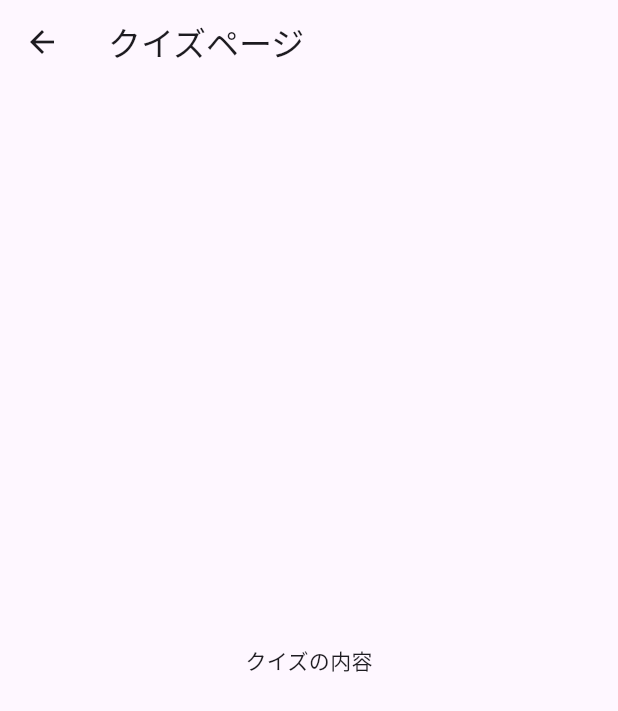
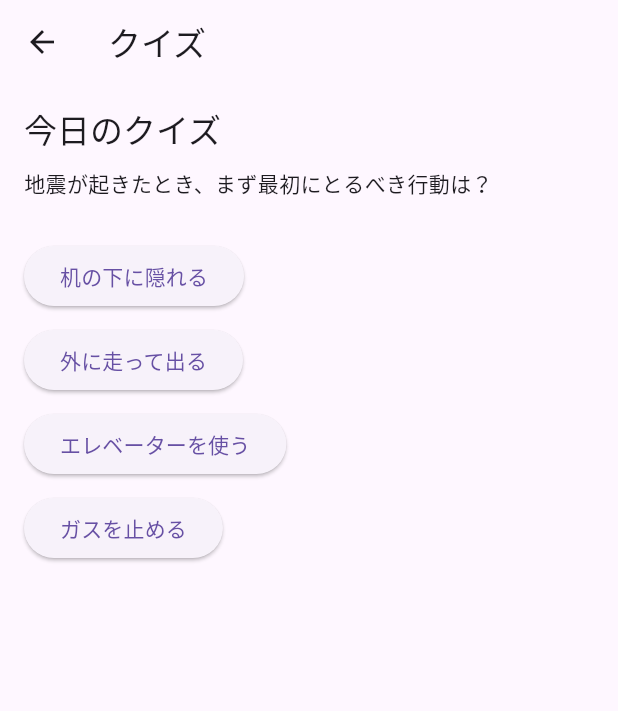
Before and after one commit to chisato410/my_web_app, a Flutter app: the QuizPage screen opened directly, on a phone screen of 412 x 824 dp. Shown: the top 711 px of the screen. Run offline on Flutter 3.47's test engine with Material 3 defaults, Android fonts, the phone set to English and light mode, and no system bars; our stand-ins replace firebase_auth, firebase_core; accounts and stored records are empty.

Commit message:
クイズページを作成

```diff
--- a/lib/pages/disaster/quiz/quiz_page.dart
+++ b/lib/pages/disaster/quiz/quiz_page.dart
@@ -1,13 +1,121 @@
 import 'package:flutter/material.dart';
 
-class QuizPage extends StatelessWidget {
+class QuizPage extends StatefulWidget {
   const QuizPage({super.key});
+
+  @override
+  State<QuizPage> createState() => _QuizPageState();
+}
+
+class _QuizPageState extends State<QuizPage> {
+  String _state = 'quiz';
+  final question = "地震が起きたとき、まず最初にとるべき行動は？";
+  final options = ["机の下に隠れる", "外に走って出る", "エレベーターを使う", "ガスを止める"];
+  final correctIndex = 0;
+  int? selectedIndex;
+
+  void _checkAnswer(int index) {
+    setState(() {
+      selectedIndex = index;
+      _state = index == correctIndex ? 'correct' : 'wrong';
+    });
+  }
+
+  void _goExplain() => setState(() => _state = 'explain');
 
   @override
   Widget build(BuildContext context) {
     return Scaffold(
-      appBar: AppBar(title: const Text("クイズページ")),
-      body: const Center(child: Text("クイズの内容")),
+      appBar: AppBar(title: const Text("クイズ")),
+      body: SafeArea(
+        child: Padding(
+          padding: const EdgeInsets.all(16),
+          child: _buildContent(),
+        ),
+      ),
+    );
+  }
+
+  Widget _buildContent() {
+    switch (_state) {
+      case 'quiz':
+        return _buildQuiz();
+      case 'correct':
+        return _buildCorrect();
+      case 'wrong':
+        return _buildWrong();
+      case 'explain':
+        return _buildExplain();
+      default:
+        return const SizedBox();
+    }
+  }
+
+  // --- 各画面ウィジェット ---
+  Widget _buildQuiz() {
+    return Column(
+      crossAxisAlignment: CrossAxisAlignment.start,
+      children: [
+        Text("今日のクイズ", style: Theme.of(context).textTheme.titleLarge),
+        const SizedBox(height: 12),
+        Text(question),
+        const SizedBox(height: 24),
+        for (int i = 0; i < options.length; i++)
+          Padding(
+            padding: const EdgeInsets.symmetric(vertical: 4),
+            child: ElevatedButton(
+              onPressed: () => _checkAnswer(i),
+              child: Text(options[i]),
+            ),
+          ),
+      ],
+    );
+  }
+
+  Widget _buildCorrect() {
+    return Center(
+      child: Column(
+        mainAxisAlignment: MainAxisAlignment.center,
+        children: [
+          const Text("正解！", style: TextStyle(fontSize: 32, color: Colors.red)),
+          const SizedBox(height: 16),
+          ElevatedButton(onPressed: _goExplain, child: const Text("解説を見る")),
+        ],
+      ),
+    );
+  }
+
+  Widget _buildWrong() {
+    return Center(
+      child: Column(
+        mainAxisAlignment: MainAxisAlignment.center,
+        children: [
+          const Text("不正解", style: TextStyle(fontSize: 32, color: Colors.blue)),
+          const SizedBox(height: 16),
+          ElevatedButton(onPressed: _goExplain, child: const Text("解説を見る")),
+        ],
+      ),
+    );
+  }
+
+  Widget _buildExplain() {
+    return Column(
+      crossAxisAlignment: CrossAxisAlignment.start,
+      children: [
+        const Text(
+          "解説",
+          style: TextStyle(fontSize: 20, fontWeight: FontWeight.bold),
+        ),
+        const SizedBox(height: 16),
+        const Text("地震の揺れを感じたら、まずは自分の身を守る行動をとりましょう。机の下に隠れるのが安全です。"),
+        const SizedBox(height: 24),
+        Center(
+          child: ElevatedButton(
+            onPressed: () => Navigator.pop(context),
+            child: const Text("ホームに戻る"),
+          ),
+        ),
+      ],
     );
   }
 }
```
